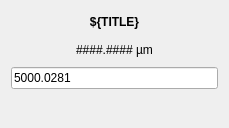
First picture: the form in src/firefly/devices/slits_motor.ui, repository spc-group/haven, before the edit.
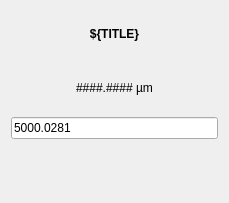
Second picture: the form after the edit. Custom widgets are drawn as their Qt base class.

Patch:
```diff
--- a/src/firefly/devices/slits_motor.ui
+++ b/src/firefly/devices/slits_motor.ui
@@ -7,7 +7,7 @@
     <x>0</x>
     <y>0</y>
     <width>229</width>
-    <height>128</height>
+    <height>203</height>
    </rect>
   </property>
   <property name="windowTitle">
```
Left out of the diff: 6 changed lines with no effect on the pictures.
